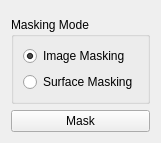
Before: the Qt Designer form Plugins/org.mitk.gui.qt.segmentation/src/internal/SegmentationUtilities/ImageMasking/QmitkImageMaskingWidgetControls.ui in MITK/MITK, drawn with Qt 5.
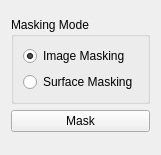
After: the same form once the commit is applied. Custom widgets are drawn as their Qt base class.

Commit message:
Fix stretch policy to minimize the gap between multiple selection widgets
The size policy of a data selection widget was minimized in order
to remove the gap between multiple selection widgets.

```diff
--- a/Plugins/org.mitk.gui.qt.segmentation/src/internal/SegmentationUtilities/ImageMasking/QmitkImageMaskingWidgetControls.ui
+++ b/Plugins/org.mitk.gui.qt.segmentation/src/internal/SegmentationUtilities/ImageMasking/QmitkImageMaskingWidgetControls.ui
@@ -6,8 +6,8 @@
    <rect>
     <x>0</x>
     <y>0</y>
-    <width>139</width>
-    <height>143</height>
+    <width>147</width>
+    <height>155</height>
    </rect>
   </property>
   <layout class="QVBoxLayout" name="verticalLayout">
@@ -55,7 +55,7 @@
      <property name="sizeHint" stdset="0">
       <size>
        <width>20</width>
-       <height>273</height>
+       <height>40</height>
       </size>
      </property>
     </spacer>
```
Left out of the diff: 10 changed lines with no effect on the pictures. The commit also changes 4 other files.
